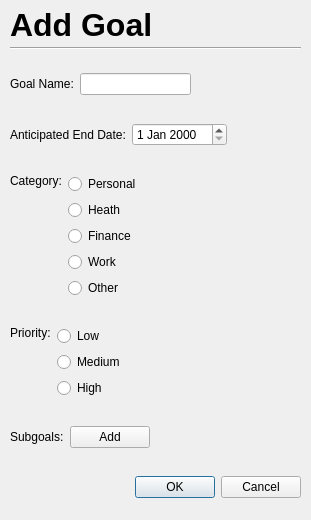
The window that UI/AddGoal.ui (cis422-goaltracker/goaltracker) describes before a commit, drawn with Qt 5.
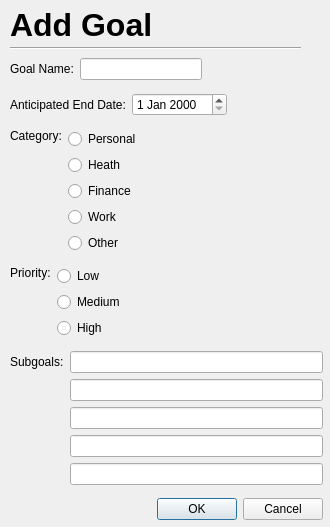
The same window after the commit.

What changed in the file:
```diff
--- a/UI/AddGoal.ui
+++ b/UI/AddGoal.ui
@@ -6,8 +6,8 @@
    <rect>
     <x>0</x>
     <y>0</y>
-    <width>311</width>
-    <height>520</height>
+    <width>330</width>
+    <height>527</height>
    </rect>
   </property>
   <property name="windowTitle">
@@ -18,8 +18,8 @@
     <rect>
      <x>10</x>
      <y>51</y>
-     <width>291</width>
-     <height>471</height>
+     <width>313</width>
+     <height>481</height>
     </rect>
    </property>
    <layout class="QVBoxLayout" name="verticalLayout">
@@ -215,6 +215,18 @@
     </item>
     <item>
      <layout class="QGridLayout" name="gridLayout">
+      <item row="3" column="1">
+       <widget class="QLineEdit" name="subgoal4"/>
+      </item>
+      <item row="1" column="1">
+       <widget class="QLineEdit" name="subgoal2"/>
+      </item>
+      <item row="0" column="1">
+       <widget class="QLineEdit" name="subgoal1"/>
+      </item>
+      <item row="2" column="1">
+       <widget class="QLineEdit" name="subgoal3"/>
+      </item>
       <item row="0" column="0">
        <widget class="QLabel" name="subgoalLabel">
         <property name="text">
@@ -222,25 +234,8 @@
         </property>
        </widget>
       </item>
-      <item row="0" column="1">
-       <widget class="QPushButton" name="addButton">
-        <property name="text">
-         <string>Add</string>
-        </property>
-       </widget>
-      </item>
-      <item row="0" column="2">
-       <spacer name="horizontalSpacer_4">
-        <property name="orientation">
-         <enum>Qt::Horizontal</enum>
-        </property>
-        <property name="sizeHint" stdset="0">
-         <size>
-          <width>40</width>
-          <height>20</height>
-         </size>
-        </property>
-       </spacer>
+      <item row="4" column="1">
+       <widget class="QLineEdit" name="subgoal5"/>
       </item>
      </layout>
     </item>
```
Left out of the diff: 2 changed lines with no effect on the pictures.
